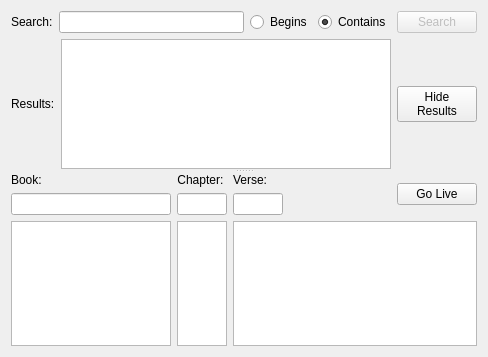
The window that src/biblewidget.ui (SoftProjector/src) describes before a commit, drawn with Qt 5.
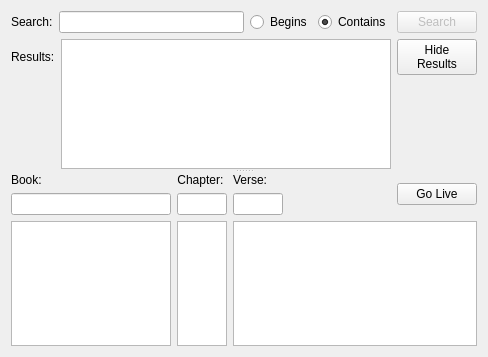
The same window after the commit.

Commit message: some ui changes. Changed shortcut for search button from Return to Ctrl+Return

Diff of the .ui file:
```diff
--- a/src/biblewidget.ui
+++ b/src/biblewidget.ui
@@ -121,15 +121,15 @@
             <string>Search</string>
            </property>
            <property name="shortcut">
-            <string>Return</string>
+            <string>Ctrl+Return</string>
            </property>
           </widget>
          </item>
         </layout>
        </item>
        <item>
-        <layout class="QHBoxLayout" name="result_layout" stretch="0,0,0">
-         <item>
+        <layout class="QGridLayout" name="result_layout">
+         <item row="0" column="0">
           <widget class="QLabel" name="result_label">
            <property name="sizePolicy">
             <sizepolicy hsizetype="Minimum" vsizetype="Fixed">
@@ -154,7 +154,7 @@
            </property>
           </widget>
          </item>
-         <item>
+         <item row="0" column="1" rowspan="2">
           <widget class="QListWidget" name="search_results_list">
            <property name="sizePolicy">
             <sizepolicy hsizetype="Expanding" vsizetype="Expanding">
@@ -179,7 +179,7 @@
            </property>
           </widget>
          </item>
-         <item>
+         <item row="0" column="2">
           <widget class="QPushButton" name="hide_result_button">
            <property name="text">
             <string>Hide
@@ -187,6 +187,32 @@
            </property>
           </widget>
          </item>
+         <item row="1" column="0">
+          <spacer name="verticalSpacer">
+           <property name="orientation">
+            <enum>Qt::Vertical</enum>
+           </property>
+           <property name="sizeHint" stdset="0">
+            <size>
+             <width>20</width>
+             <height>40</height>
+            </size>
+           </property>
+          </spacer>
+         </item>
+         <item row="1" column="2">
+          <spacer name="verticalSpacer_2">
+           <property name="orientation">
+            <enum>Qt::Vertical</enum>
+           </property>
+           <property name="sizeHint" stdset="0">
+            <size>
+             <width>20</width>
+             <height>40</height>
+            </size>
+           </property>
+          </spacer>
+         </item>
         </layout>
        </item>
       </layout>
```
The commit also changes 1 other file.
